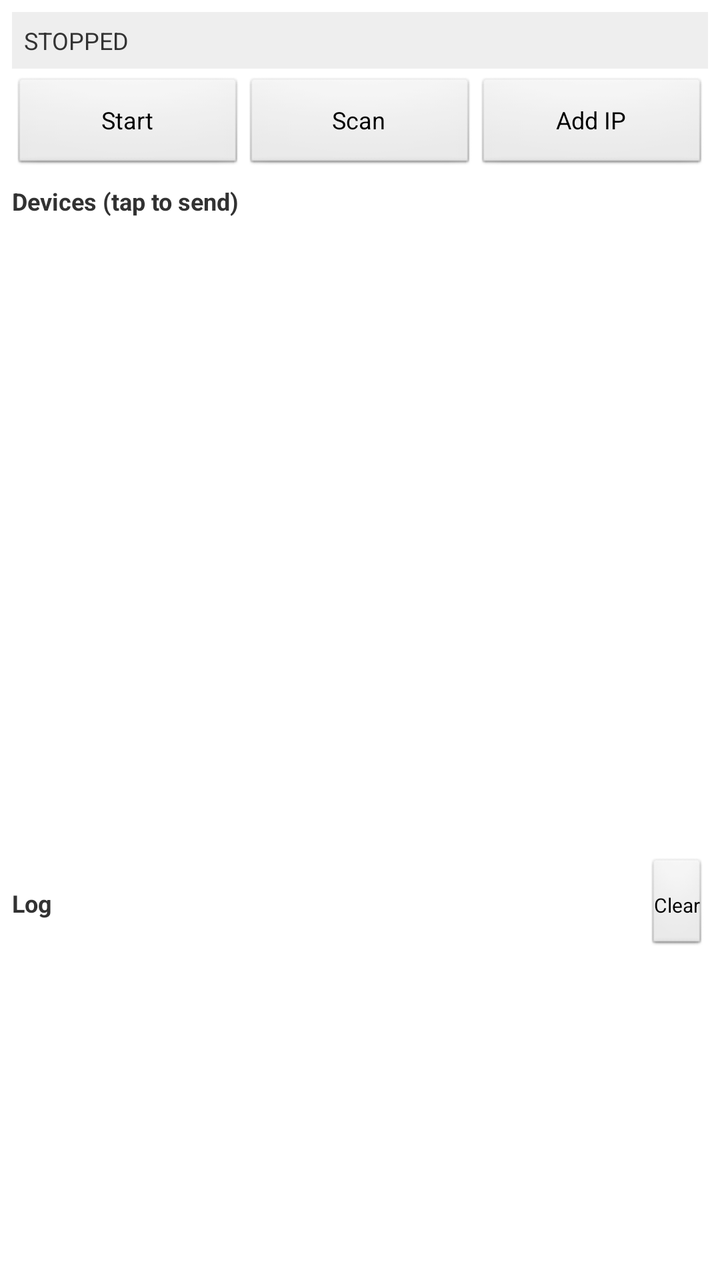
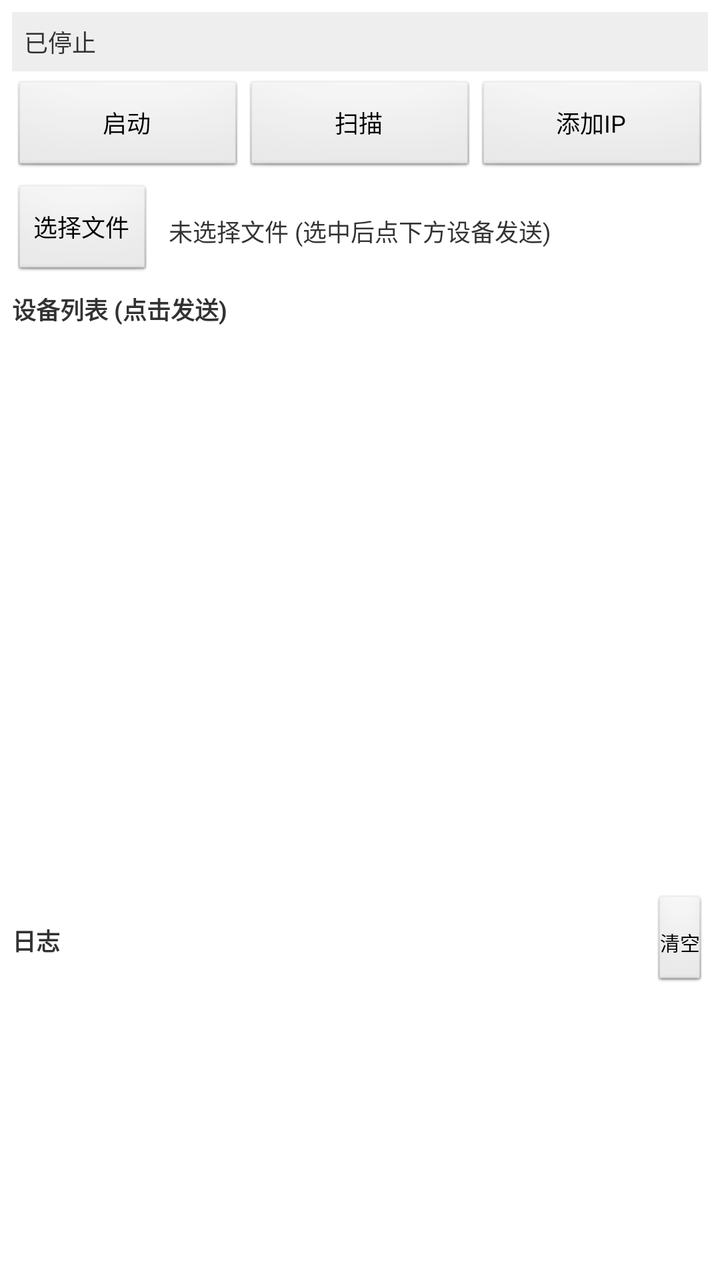

Compare the two renders of this Android layout. The source of the first and the diff that turns it into the second are given below.
<!-- AndroidManifest.xml: application theme android:Theme.Light -->
<!-- res/layout/activity_main.xml -->
<?xml version="1.0" encoding="utf-8"?>
<LinearLayout xmlns:android="http://schemas.android.com/apk/res/android"
    android:orientation="vertical"
    android:layout_width="match_parent"
    android:layout_height="match_parent"
    android:padding="6dp">

    <TextView
        android:id="@+id/status"
        android:layout_width="match_parent"
        android:layout_height="wrap_content"
        android:textSize="12sp"
        android:textColor="#333"
        android:background="#EEEEEE"
        android:padding="6dp"
        android:text="STOPPED"/>

    <LinearLayout
        android:orientation="horizontal"
        android:layout_width="match_parent"
        android:layout_height="wrap_content"
        android:paddingTop="4dp">

        <Button
            android:id="@+id/toggle"
            android:layout_width="0dp"
            android:layout_weight="1"
            android:layout_height="wrap_content"
            android:textSize="12sp"
            android:text="Start"/>

        <Button
            android:id="@+id/scan"
            android:layout_width="0dp"
            android:layout_weight="1"
            android:layout_height="wrap_content"
            android:textSize="12sp"
            android:text="Scan"/>

        <Button
            android:id="@+id/manual"
            android:layout_width="0dp"
            android:layout_weight="1"
            android:layout_height="wrap_content"
            android:textSize="12sp"
            android:text="Add IP"/>
    </LinearLayout>

    <TextView
        android:layout_width="match_parent"
        android:layout_height="wrap_content"
        android:textSize="12sp"
        android:textStyle="bold"
        android:paddingTop="6dp"
        android:text="Devices (tap to send)"/>

    <ListView
        android:id="@+id/devices"
        android:layout_width="match_parent"
        android:layout_height="0dp"
        android:layout_weight="2"/>

    <LinearLayout
        android:orientation="horizontal"
        android:layout_width="match_parent"
        android:layout_height="wrap_content"
        android:paddingTop="6dp">

        <TextView
            android:layout_width="0dp"
            android:layout_weight="1"
            android:layout_height="wrap_content"
            android:textSize="12sp"
            android:textStyle="bold"
            android:text="Log"/>

        <Button
            android:id="@+id/clear_log"
            android:layout_width="wrap_content"
            android:layout_height="wrap_content"
            android:textSize="10sp"
            android:minHeight="0dp"
            android:minWidth="0dp"
            android:padding="4dp"
            android:text="Clear"/>
    </LinearLayout>

    <ScrollView
        android:id="@+id/log_scroll"
        android:layout_width="match_parent"
        android:layout_height="0dp"
        android:layout_weight="1">

        <TextView
            android:id="@+id/log"
            android:layout_width="match_parent"
            android:layout_height="wrap_content"
            android:textSize="10sp"
            android:typeface="monospace"
            android:padding="4dp"/>
    </ScrollView>
</LinearLayout>
<!-- resources referenced by this layout -->
<resources>

</resources>

<!-- the commit's change to res/layout/activity_main.xml (unified diff, before → after) -->
@@ -13,7 +13,7 @@
         android:textColor="#333"
         android:background="#EEEEEE"
         android:padding="6dp"
-        android:text="STOPPED"/>
+        android:text="已停止"/>
 
     <LinearLayout
         android:orientation="horizontal"
@@ -27,7 +27,7 @@
             android:layout_weight="1"
             android:layout_height="wrap_content"
             android:textSize="12sp"
-            android:text="Start"/>
+            android:text="启动"/>
 
         <Button
             android:id="@+id/scan"
@@ -35,7 +35,7 @@
             android:layout_weight="1"
             android:layout_height="wrap_content"
             android:textSize="12sp"
-            android:text="Scan"/>
+            android:text="扫描"/>
 
         <Button
             android:id="@+id/manual"
@@ -43,7 +43,35 @@
             android:layout_weight="1"
             android:layout_height="wrap_content"
             android:textSize="12sp"
-            android:text="Add IP"/>
+            android:text="添加IP"/>
+    </LinearLayout>
+
+
+    <LinearLayout
+        android:orientation="horizontal"
+        android:layout_width="match_parent"
+        android:layout_height="wrap_content"
+        android:paddingTop="4dp"
+        android:gravity="center_vertical">
+
+        <Button
+            android:id="@+id/pick_file"
+            android:layout_width="wrap_content"
+            android:layout_height="wrap_content"
+            android:textSize="12sp"
+            android:text="选择文件"/>
+
+        <TextView
+            android:id="@+id/selected_file"
+            android:layout_width="0dp"
+            android:layout_weight="1"
+            android:layout_height="wrap_content"
+            android:textSize="12sp"
+            android:textColor="#333333"
+            android:paddingLeft="8dp"
+            android:singleLine="true"
+            android:ellipsize="middle"
+            android:text="未选择文件 (选中后点下方设备发送)"/>
     </LinearLayout>
 
     <TextView
@@ -52,7 +80,7 @@
         android:textSize="12sp"
         android:textStyle="bold"
         android:paddingTop="6dp"
-        android:text="Devices (tap to send)"/>
+        android:text="设备列表 (点击发送)"/>
 
     <ListView
         android:id="@+id/devices"
@@ -72,7 +100,7 @@
             android:layout_height="wrap_content"
             android:textSize="12sp"
             android:textStyle="bold"
-            android:text="Log"/>
+            android:text="日志"/>
 
         <Button
             android:id="@+id/clear_log"
@@ -82,7 +110,7 @@
             android:minHeight="0dp"
             android:minWidth="0dp"
             android:padding="4dp"
-            android:text="Clear"/>
+            android:text="清空"/>
     </LinearLayout>
 
     <ScrollView
